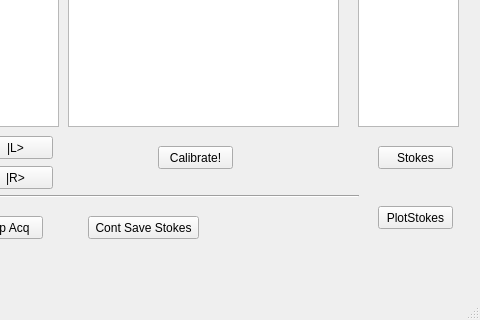
Qt form untitled2.ui (ave91/untitled2) before a commit; both pictures show x 442 to 922 and y 101 to 421 of the 922 by 421 pixel window.
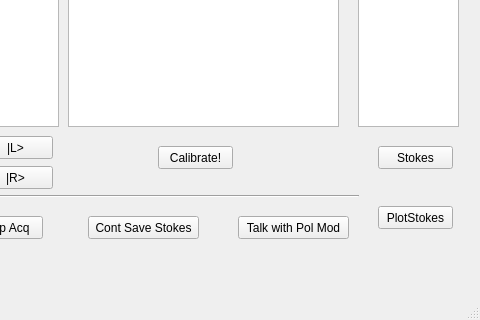
The same form after that commit.

Diff of the .ui file:
```diff
--- a/untitled2.ui
+++ b/untitled2.ui
@@ -494,6 +494,19 @@
      <string>Cont Save Stokes</string>
     </property>
    </widget>
+   <widget class="QPushButton" name="polmodButton">
+    <property name="geometry">
+     <rect>
+      <x>680</x>
+      <y>300</y>
+      <width>111</width>
+      <height>23</height>
+     </rect>
+    </property>
+    <property name="text">
+     <string>Talk with Pol Mod</string>
+    </property>
+   </widget>
   </widget>
   <widget class="QMenuBar" name="menuBar">
    <property name="geometry">
```
